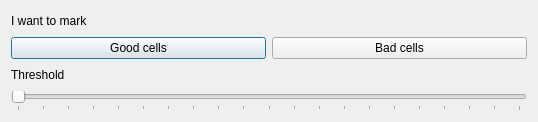
First picture: the form in views/listclassifier.ui, repository tmramalho/bigCellBrotherGUI, before the edit.
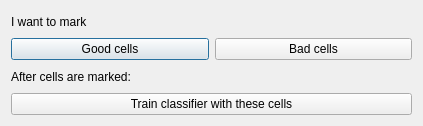
Second picture: the form after the edit.

Commit message: infrastructure for classifier

Diff of the .ui file:
```diff
--- a/views/listclassifier.ui
+++ b/views/listclassifier.ui
@@ -6,8 +6,8 @@
    <rect>
     <x>0</x>
     <y>0</y>
-    <width>538</width>
-    <height>122</height>
+    <width>423</width>
+    <height>126</height>
    </rect>
   </property>
   <property name="sizePolicy">
@@ -32,29 +32,6 @@
        </property>
       </widget>
      </item>
-     <item row="3" column="0" colspan="2">
-      <widget class="QSlider" name="horizontalSlider">
-       <property name="maximum">
-        <number>200</number>
-       </property>
-       <property name="orientation">
-        <enum>Qt::Horizontal</enum>
-       </property>
-       <property name="tickPosition">
-        <enum>QSlider::TicksBelow</enum>
-       </property>
-       <property name="tickInterval">
-        <number>10</number>
-       </property>
-      </widget>
-     </item>
-     <item row="2" column="0">
-      <widget class="QLabel" name="label_3">
-       <property name="text">
-        <string>Threshold</string>
-       </property>
-      </widget>
-     </item>
      <item row="1" column="0">
       <widget class="QPushButton" name="goodCells">
        <property name="text">
@@ -69,6 +46,20 @@
        </property>
       </widget>
      </item>
+     <item row="2" column="0" colspan="2">
+      <widget class="QLabel" name="label_2">
+       <property name="text">
+        <string>After cells are marked:</string>
+       </property>
+      </widget>
+     </item>
+     <item row="5" column="0" colspan="2">
+      <widget class="QPushButton" name="pushButton">
+       <property name="text">
+        <string>Train classifier with these cells</string>
+       </property>
+      </widget>
+     </item>
     </layout>
    </item>
   </layout>
```
The commit also changes 31 other files.
